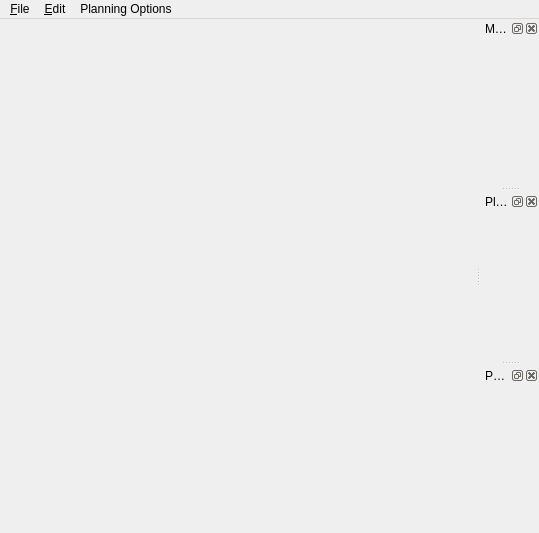
The window that FlightPlanner/gui/MainWindow.ui (raptorswing/FlightPlanner) describes before a commit, drawn with Qt 5.
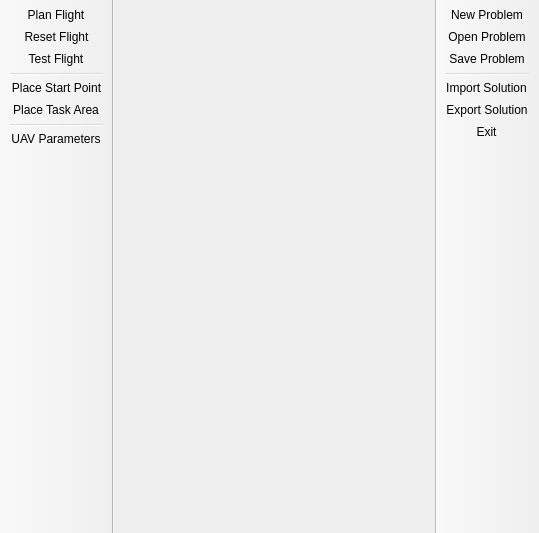
The same window after the commit. Icons and pictures are not drawn. Custom widgets are drawn as their Qt base class.

```diff
--- a/FlightPlanner/gui/MainWindow.ui
+++ b/FlightPlanner/gui/MainWindow.ui
@@ -18,73 +18,78 @@
     <normaloff>:/icons/32x32/gui/images/32x32/apps/spire.png</normaloff>:/icons/32x32/gui/images/32x32/apps/spire.png</iconset>
   </property>
   <widget class="QWidget" name="centralWidget"/>
-  <widget class="QDockWidget" name="mapLayersDockWidget">
+  <widget class="QToolBar" name="toolBar">
    <property name="windowTitle">
-    <string>Map Layers</string>
+    <string>toolBar</string>
    </property>
-   <attribute name="dockWidgetArea">
-    <number>2</number>
-   </attribute>
-   <widget class="CompositeTileSourceConfigurationWidget" name="mapLayersWidget"/>
-  </widget>
-  <widget class="QDockWidget" name="planningControlDockWidget">
-   <property name="windowTitle">
-    <string>Planning Control</string>
+   <property name="movable">
+    <bool>false</bool>
    </property>
-   <attribute name="dockWidgetArea">
-    <number>2</number>
+   <property name="allowedAreas">
+    <set>Qt::LeftToolBarArea|Qt::RightToolBarArea|Qt::TopToolBarArea</set>
+   </property>
+   <property name="iconSize">
+    <size>
+     <width>32</width>
+     <height>32</height>
+    </size>
+   </property>
+   <property name="toolButtonStyle">
+    <enum>Qt::ToolButtonTextUnderIcon</enum>
+   </property>
+   <property name="floatable">
+    <bool>false</bool>
+   </property>
+   <attribute name="toolBarArea">
+    <enum>LeftToolBarArea</enum>
    </attribute>
-   <widget class="PlanningControlWidget" name="planningControlWidget"/>
+   <attribute name="toolBarBreak">
+    <bool>false</bool>
+   </attribute>
+   <addaction name="actionPlan_Flight"/>
+   <addaction name="actionReset_Flight"/>
+   <addaction name="actionTest_Flight"/>
+   <addaction name="separator"/>
+   <addaction name="actionPlace_Start_Point"/>
+   <addaction name="actionPlace_Task_Area"/>
+   <addaction name="separator"/>
+   <addaction name="actionUAV_Parameters"/>
   </widget>
-  <widget class="QDockWidget" name="paletteDockWidget">
+  <widget class="QToolBar" name="toolBar_2">
    <property name="windowTitle">
-    <string>Palette</string>
+    <string>toolBar_2</string>
    </property>
-   <attribute name="dockWidgetArea">
-    <number>2</number>
-   </attribute>
-   <widget class="PaletteWidget" name="paletteWidget"/>
-  </widget>
-  <widget class="QMenuBar" name="menuBar">
-   <property name="geometry">
-    <rect>
-     <x>0</x>
-     <y>0</y>
-     <width>539</width>
-     <height>21</height>
-    </rect>
+   <property name="movable">
+    <bool>false</bool>
    </property>
-   <widget class="QMenu" name="menuFile">
-    <property name="title">
-     <string>&amp;File</string>
-    </property>
-    <addaction name="actionNew"/>
-    <addaction name="actionOpen"/>
-    <addaction name="actionSave_Planning_Problem"/>
-    <addaction name="actionClose"/>
-    <addaction name="separator"/>
-    <addaction name="actionImport_Solution"/>
-    <addaction name="actionExport_Solution"/>
-    <addaction name="separator"/>
-    <addaction name="actionExit"/>
-   </widget>
-   <widget class="QMenu" name="menuPlanning_Options">
-    <property name="title">
-     <string>Planning Options</string>
-    </property>
-    <addaction name="actionUAV_Parameters"/>
-    <addaction name="actionSensor_Parameters"/>
-   </widget>
-   <widget class="QMenu" name="menuEdit">
-    <property name="title">
-     <string>&amp;Edit</string>
-    </property>
-    <addaction name="actionUndo"/>
-    <addaction name="actionRedo"/>
-   </widget>
-   <addaction name="menuFile"/>
-   <addaction name="menuEdit"/>
-   <addaction name="menuPlanning_Options"/>
+   <property name="allowedAreas">
+    <set>Qt::RightToolBarArea</set>
+   </property>
+   <property name="iconSize">
+    <size>
+     <width>32</width>
+     <height>32</height>
+    </size>
+   </property>
+   <property name="toolButtonStyle">
+    <enum>Qt::ToolButtonTextUnderIcon</enum>
+   </property>
+   <property name="floatable">
+    <bool>false</bool>
+   </property>
+   <attribute name="toolBarArea">
+    <enum>RightToolBarArea</enum>
+   </attribute>
+   <attribute name="toolBarBreak">
+    <bool>false</bool>
+   </attribute>
+   <addaction name="actionNew"/>
+   <addaction name="actionOpen"/>
+   <addaction name="actionSave_Planning_Problem"/>
+   <addaction name="separator"/>
+   <addaction name="actionImport_Solution"/>
+   <addaction name="actionExport_Solution"/>
+   <addaction name="actionExit"/>
   </widget>
   <action name="actionSave_Planning_Problem">
    <property name="icon">
@@ -242,28 +247,53 @@
     <string>Ctrl+Alt+I</string>
    </property>
   </action>
+  <action name="actionPlan_Flight">
+   <property name="icon">
+    <iconset resource="../resources.qrc">
+     <normaloff>:/icons/32x32/gui/images/32x32/start or accept.png</normaloff>:/icons/32x32/gui/images/32x32/start or accept.png</iconset>
+   </property>
+   <property name="text">
+    <string>Plan Flight</string>
+   </property>
+  </action>
+  <action name="actionReset_Flight">
+   <property name="icon">
+    <iconset resource="../resources.qrc">
+     <normaloff>:/icons/32x32/gui/images/32x32/reset or undo.png</normaloff>:/icons/32x32/gui/images/32x32/reset or undo.png</iconset>
+   </property>
+   <property name="text">
+    <string>Reset Flight</string>
+   </property>
+  </action>
+  <action name="actionPlace_Start_Point">
+   <property name="icon">
+    <iconset resource="../resources.qrc">
+     <normaloff>:/icons/32x32/gui/images/32x32/startCircle.png</normaloff>:/icons/32x32/gui/images/32x32/startCircle.png</iconset>
+   </property>
+   <property name="text">
+    <string>Place Start Point</string>
+   </property>
+  </action>
+  <action name="actionPlace_Task_Area">
+   <property name="icon">
+    <iconset resource="../resources.qrc">
+     <normaloff>:/icons/32x32/gui/images/32x32/polygon.png</normaloff>:/icons/32x32/gui/images/32x32/polygon.png</iconset>
+   </property>
+   <property name="text">
+    <string>Place Task Area</string>
+   </property>
+  </action>
+  <action name="actionTest_Flight">
+   <property name="icon">
+    <iconset resource="../resources.qrc">
+     <normaloff>:/icons/48/gui/images/48/48px-Media-playback-start.svg.png</normaloff>:/icons/48/gui/images/48/48px-Media-playback-start.svg.png</iconset>
+   </property>
+   <property name="text">
+    <string>Test Flight</string>
+   </property>
+  </action>
  </widget>
  <layoutdefault spacing="6" margin="11"/>
- <customwidgets>
-  <customwidget>
-   <class>PlanningControlWidget</class>
-   <extends>QWidget</extends>
-   <header>gui/PlanningControlWidget.h</header>
-   <container>1</container>
-  </customwidget>
-  <customwidget>
-   <class>PaletteWidget</class>
-   <extends>QWidget</extends>
-   <header>gui/PaletteWidget.h</header>
-   <container>1</container>
-  </customwidget>
-  <customwidget>
-   <class>CompositeTileSourceConfigurationWidget</class>
-   <extends>QWidget</extends>
-   <header>guts/CompositeTileSourceConfigurationWidget.h</header>
-   <container>1</container>
-  </customwidget>
- </customwidgets>
  <resources>
   <include location="../resources.qrc"/>
  </resources>
```
Left out of the diff: 71 changed lines with no effect on the pictures.
